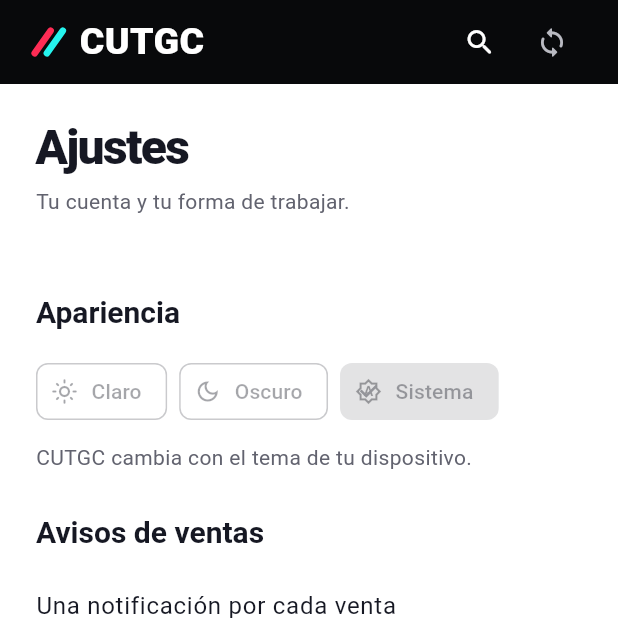
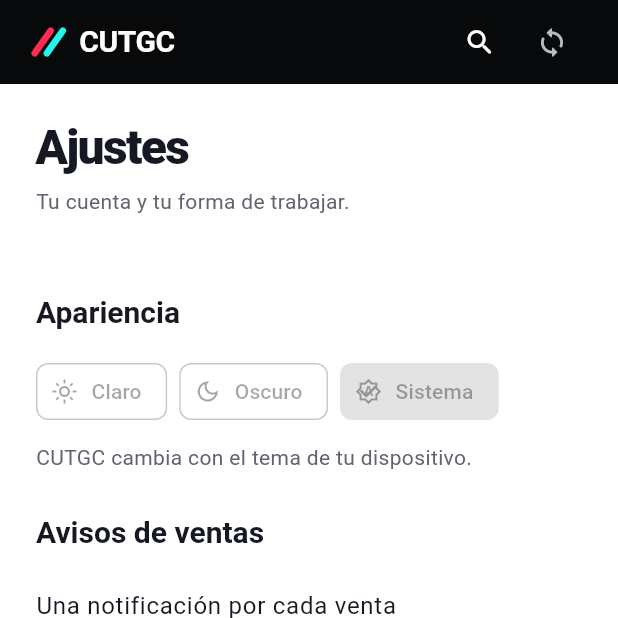
Before and after one commit to juangeminibanana-alt/corte, a Flutter app: the CorteShell screen opened directly, item 5 of the bottom bar chosen, on a phone screen of 412 x 824 dp, the top half of it. Run offline on Flutter 3.47's test engine with Material 3 defaults, Android fonts, the phone set to English and light mode, and no system bars; our stand-ins replace web; missing offline and left inert: dart:js_interop; network calls fail; Roboto replaces fonts that are missing (MonaSans); project files that could hold a hidden picture were left out.

Commit message:
Normalize CUTGC wordmark proportions across web and native clients

```diff
--- a/client_flutter/lib/ui/shell.dart
+++ b/client_flutter/lib/ui/shell.dart
@@ -155,22 +155,13 @@ class _CorteShellState extends State<CorteShell> {
                         rail ? 20 : 24,
                         34,
                       ),
-                      child: Row(
-                        children: [
-                          const CorteMark(size: 29),
-                          if (!rail) ...[
-                            const SizedBox(width: 10),
-                            const Text(
-                              'CUTGC',
-                              style: TextStyle(
-                                color: Colors.white,
-                                fontSize: 30,
-                                fontWeight: FontWeight.w800,
-                                letterSpacing: -1,
-                              ),
-                            ),
-                          ],
-                        ],
+                      child: Align(
+                        alignment: Alignment.centerLeft,
+                        child: CorteWordmark(
+                          markSize: 29,
+                          gap: 10,
+                          showLabel: !rail,
+                        ),
                       ),
                     ),
                     for (var i = 0; i < _destinations.length; i++) ...[
@@ -233,21 +224,11 @@ class _CorteShellState extends State<CorteShell> {
                         child: Row(
                           children: [
                             if (mobile)
-                              const Row(
-                                children: [
-                                  CorteMark(size: 25),
-                                  SizedBox(width: 8),
-                                  Text(
-                                    'CUTGC',
-                                    style: TextStyle(
-                                      color: Colors.white,
-                                      fontSize: 25,
-                                      fontWeight: FontWeight.w800,
-                                    ),
-                                  ),
-                                ],
-                              ),
-                            const Spacer(),
+                              const Expanded(
+                                child: CorteWordmark(markSize: 25, gap: 8),
+                              )
+                            else
+                              const Spacer(),
                             IconButton(
                               onPressed: _search,
                               tooltip: 'Buscar en CUTGC',
--- a/client_flutter/lib/ui/theme.dart
+++ b/client_flutter/lib/ui/theme.dart
@@ -174,6 +174,47 @@ ThemeData corteTheme({Brightness brightness = Brightness.light}) {
   );
 }
 
+class CorteWordmark extends StatelessWidget {
+  const CorteWordmark({
+    super.key,
+    this.markSize = 28,
+    this.gap = 9,
+    this.showLabel = true,
+  });
+
+  final double markSize;
+  final double gap;
+  final bool showLabel;
+
+  @override
+  Widget build(BuildContext context) {
+    final mark = CorteMark(size: markSize);
+    if (!showLabel) return mark;
+    return Row(
+      mainAxisSize: MainAxisSize.min,
+      children: [
+        ExcludeSemantics(child: mark),
+        SizedBox(width: gap),
+        const Flexible(
+          child: Text(
+            'CUTGC',
+            maxLines: 1,
+            overflow: TextOverflow.ellipsis,
+            style: TextStyle(
+              color: Colors.white,
+              fontFamily: 'MonaSans',
+              fontSize: 20,
+              fontWeight: FontWeight.w700,
+              letterSpacing: -.3,
+              height: 1.15,
+            ),
+          ),
+        ),
+      ],
+    );
+  }
+}
+
 class CorteMark extends StatelessWidget {
   const CorteMark({super.key, this.size = 28});
   final double size;
--- a/client_flutter/pubspec.yaml
+++ b/client_flutter/pubspec.yaml
@@ -1,7 +1,7 @@
 name: corte
 description: CUTGC para Android, Windows y web, conectado a Google Cloud.
 publish_to: none
-version: 2.4.7+20407
+version: 2.4.8+20408
 
 environment:
   sdk: '>=3.10.0 <4.0.0'
```
Also changed, not shown: client_flutter/lib/app.dart (+7 -9 lines), client_flutter/lib/ui/desktop_shell.dart (+3 -21 lines), 6 other files.
